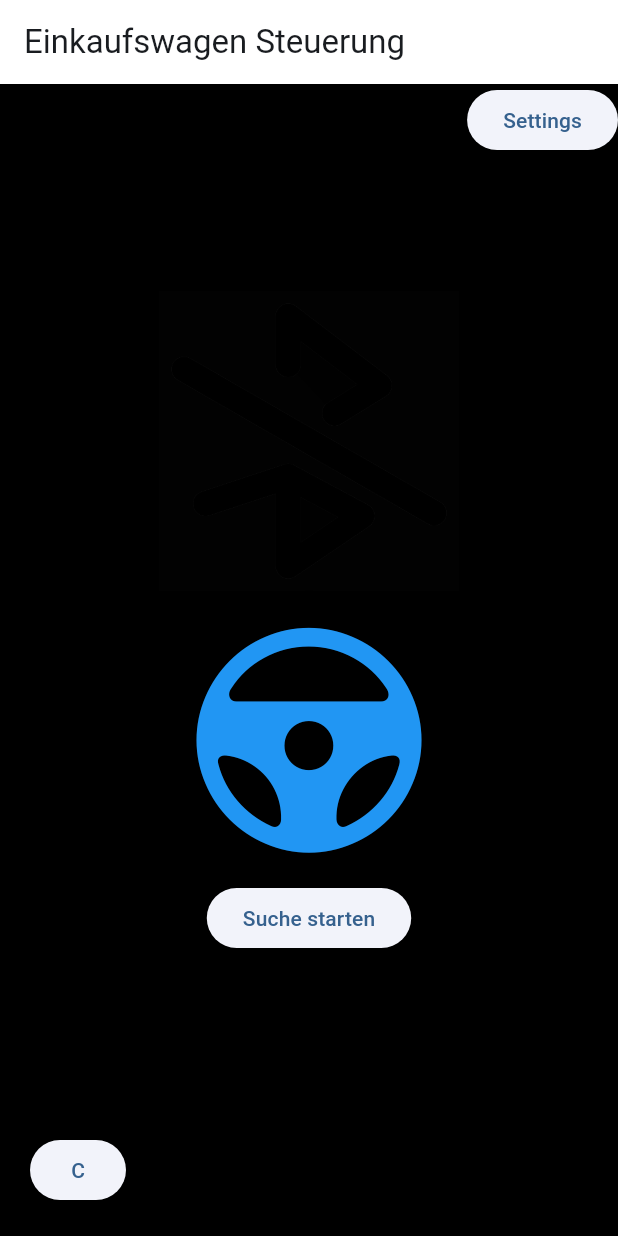
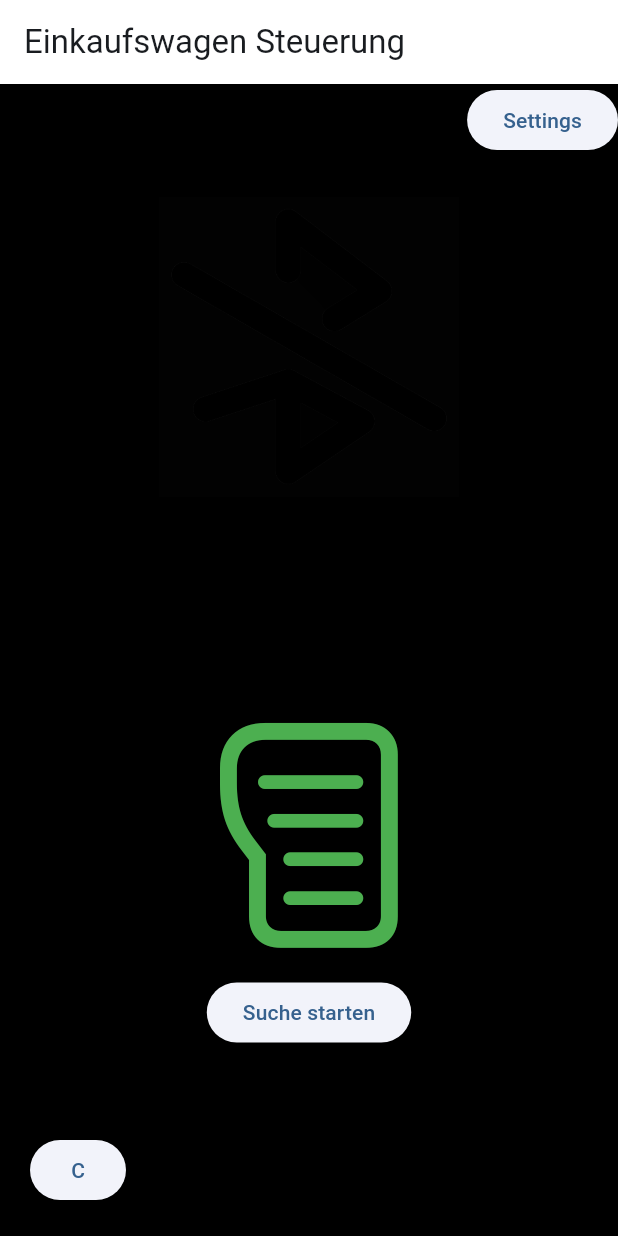
Before and after one commit to flo-sem/steuerung_ek, a Flutter app: the screen it shows after launch, on a phone screen of 412 x 824 dp. Run offline on Flutter 3.47's test engine with Material 3 defaults, Android fonts, the phone set to English and light mode, and no system bars; our stand-ins replace convert, flutter_blue_plus, font_awesome_flutter, sleek_circular_slider, vibration.

Commit message:
added controler icon

```diff
--- a/lib/my_flutter_app_icons.dart
+++ b/lib/e_k__icons_icons.dart
@@ -1,4 +1,4 @@
-/// Flutter icons MyFlutterApp
+/// Flutter icons EK_Icons
 /// Copyright (C) 2024 by original authors @ fluttericon.com, fontello.com
 /// This font was generated by FlutterIcon.com, which is derived from Fontello.
 ///
@@ -7,9 +7,9 @@
 ///
 /// flutter:
 ///   fonts:
-///    - family:  MyFlutterApp
+///    - family:  EK_Icons
 ///      fonts:
-///       - asset: fonts/MyFlutterApp.ttf
+///       - asset: fonts/EK_Icons.ttf
 ///
 ///
 /// * Material Design Icons, Copyright (C) Google, Inc
@@ -19,10 +19,10 @@
 ///
 import 'package:flutter/widgets.dart';
 
-class MyFlutterApp {
-  MyFlutterApp._();
+class EK_Icons {
+  EK_Icons._();
 
-  static const _kFontFam = 'MyFlutterApp';
+  static const _kFontFam = 'EK_Icons';
   static const String? _kFontPkg = null;
 
   static const IconData arrowshape_left_fill = IconData(0xe800, fontFamily: _kFontFam, fontPackage: _kFontPkg);
@@ -38,7 +38,7 @@ class MyFlutterApp {
   static const IconData pedal_accelerator_fill = IconData(0xe80a, fontFamily: _kFontFam, fontPackage: _kFontPkg);
   static const IconData pedal_accelerator = IconData(0xe80b, fontFamily: _kFontFam, fontPackage: _kFontPkg);
   static const IconData steeringwheel = IconData(0xe80c, fontFamily: _kFontFam, fontPackage: _kFontPkg);
-  static const IconData steeringwheel_fill = IconData(0xe80d, fontFamily: _kFontFam, fontPackage: _kFontPkg);
+  static const IconData gamecontroller_fill = IconData(0xe80d, fontFamily: _kFontFam, fontPackage: _kFontPkg);
   static const IconData bluetooth_connected = IconData(0xe80e, fontFamily: _kFontFam, fontPackage: _kFontPkg);
   static const IconData bluetooth_disabled = IconData(0xe80f, fontFamily: _kFontFam, fontPackage: _kFontPkg);
   static const IconData battery_25percent = IconData(0xe810, fontFamily: _kFontFam, fontPackage: _kFontPkg);
@@ -46,4 +46,5 @@ class MyFlutterApp {
   static const IconData battery_50percent = IconData(0xe812, fontFamily: _kFontFam, fontPackage: _kFontPkg);
   static const IconData battery_75percent = IconData(0xe813, fontFamily: _kFontFam, fontPackage: _kFontPkg);
   static const IconData battery_100percent = IconData(0xe814, fontFamily: _kFontFam, fontPackage: _kFontPkg);
+  static const IconData gamecontroller = IconData(0xe815, fontFamily: _kFontFam, fontPackage: _kFontPkg);
 }
--- a/lib/main.dart
+++ b/lib/main.dart
@@ -1,6 +1,6 @@
 import 'package:flutter/material.dart';
 import 'package:steuerung_ek/custom_haptics.dart';
-import 'package:steuerung_ek/my_flutter_app_icons.dart';
+import 'package:steuerung_ek/e_k__icons_icons.dart';
 import 'package:steuerung_ek/info_battery.dart';
 import 'package:steuerung_ek/state_manager.dart';
 import 'steering_wheel.dart';
@@ -190,10 +190,13 @@ class _StartPage extends State<StartPage> {
           https://medium.com/codechai/how-to-use-custom-icons-in-flutter-834a079d977
           * */
 
-                      Icon(MyFlutterApp.steeringwheel),
-                  Icon(MyFlutterApp.steeringwheel_fill,
+                      Icon(EK_Icons.arrowshape_left,
+                        size: 150,
+                        color: Colors.black45,
+                      ),
+                  Icon(EK_Icons.pedal_accelerator ,
                   size: 150,
-                    color: Colors.blue,
+                    color: Colors.green,
                   ),
 
                   SizedBox(height: 20),
--- a/pubspec.yaml
+++ b/pubspec.yaml
@@ -42,6 +42,6 @@ flutter:
   uses-material-design: true
 
   fonts:
-    - family: MyFlutterApp
+    - family: EK_Icons
       fonts:
-       - asset: assets/fonts/MyFlutterApp.ttf
+       - asset: assets/fonts/EK_Icons.ttf
```
Also changed, not shown: assets/fonts/EK_Icons.ttf (added), assets/fonts/MyFlutterApp.ttf (deleted).
